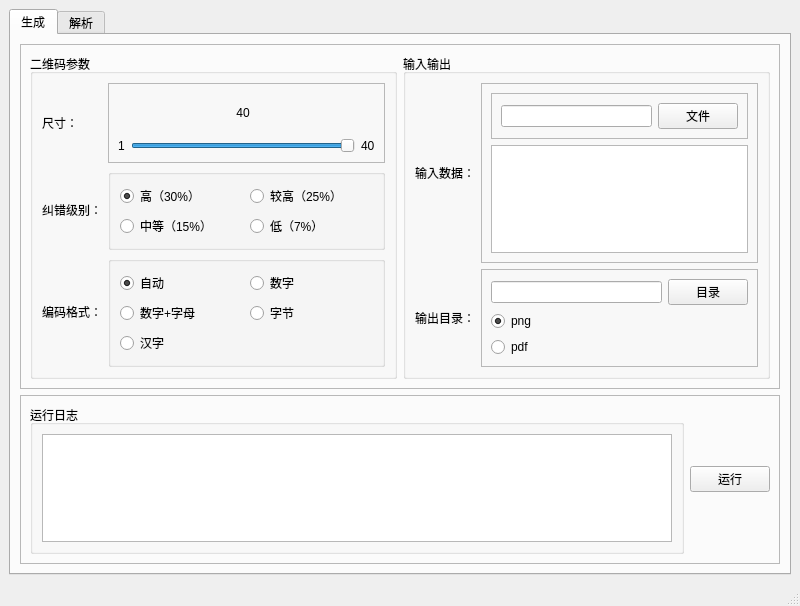
Qt form qrdata/qrdata.ui (netbuddy/qrdata) before a commit.
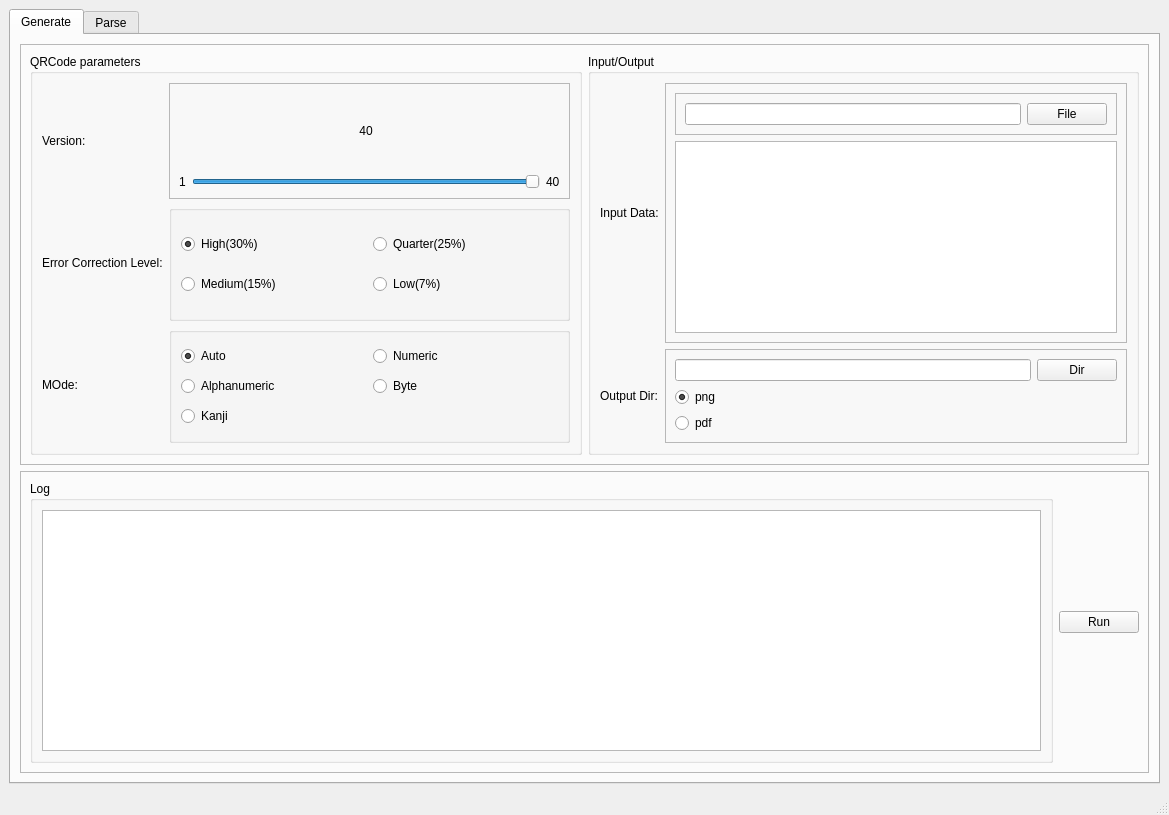
The same form after that commit.

What changed in the file:
```diff
--- a/qrdata/qrdata.ui
+++ b/qrdata/qrdata.ui
@@ -6,8 +6,8 @@
    <rect>
     <x>0</x>
     <y>0</y>
-    <width>800</width>
-    <height>606</height>
+    <width>1169</width>
+    <height>815</height>
    </rect>
   </property>
   <property name="windowTitle">
@@ -22,7 +22,7 @@
       </property>
       <widget class="QWidget" name="create">
        <attribute name="title">
-        <string>生成</string>
+        <string>Generate</string>
        </attribute>
        <layout class="QVBoxLayout" name="verticalLayout_2">
         <item>
@@ -37,7 +37,7 @@
            <item>
             <widget class="QGroupBox" name="parameter">
              <property name="title">
-              <string>二维码参数</string>
+              <string>QRCode parameters</string>
              </property>
              <layout class="QGridLayout" name="gridLayout">
               <item row="2" column="1">
@@ -49,21 +49,21 @@
                  <item row="1" column="1">
                   <widget class="QRadioButton" name="radioButton_8">
                    <property name="text">
-                    <string>字节</string>
+                    <string>Byte</string>
                    </property>
                   </widget>
                  </item>
                  <item row="0" column="1">
                   <widget class="QRadioButton" name="radioButton_6">
                    <property name="text">
-                    <string>数字</string>
+                    <string>Numeric</string>
                    </property>
                   </widget>
                  </item>
                  <item row="0" column="0">
                   <widget class="QRadioButton" name="radioButton_5">
                    <property name="text">
-                    <string>自动</string>
+                    <string>Auto</string>
                    </property>
                    <property name="checked">
                     <bool>true</bool>
@@ -73,14 +73,14 @@
                  <item row="1" column="0">
                   <widget class="QRadioButton" name="radioButton_7">
                    <property name="text">
-                    <string>数字+字母</string>
+                    <string>Alphanumeric</string>
                    </property>
                   </widget>
                  </item>
                  <item row="2" column="0">
                   <widget class="QRadioButton" name="radioButton_9">
                    <property name="text">
-                    <string>汉字</string>
+                    <string>Kanji</string>
                    </property>
                   </widget>
                  </item>
@@ -90,14 +90,14 @@
               <item row="0" column="0">
                <widget class="QLabel" name="label">
                 <property name="text">
-                 <string>尺寸：</string>
+                 <string>Version:</string>
                 </property>
                </widget>
               </item>
               <item row="2" column="0">
                <widget class="QLabel" name="label_3">
                 <property name="text">
-                 <string>编码格式：</string>
+                 <string>MOde:</string>
                 </property>
                </widget>
               </item>
@@ -110,7 +110,7 @@
                  <item row="1" column="0">
                   <widget class="QRadioButton" name="errCorrHRadioButton">
                    <property name="text">
-                    <string>高（30%）</string>
+                    <string>High(30%)</string>
                    </property>
                    <property name="checked">
                     <bool>true</bool>
@@ -120,21 +120,21 @@
                  <item row="2" column="0">
                   <widget class="QRadioButton" name="errCorrMRadioButton">
                    <property name="text">
-                    <string>中等（15%）</string>
+                    <string>Medium(15%)</string>
                    </property>
                   </widget>
                  </item>
                  <item row="1" column="1">
                   <widget class="QRadioButton" name="errCorrQRadioButton">
                    <property name="text">
-                    <string>较高（25%）</string>
+                    <string>Quarter(25%)</string>
                    </property>
                   </widget>
                  </item>
                  <item row="2" column="1">
                   <widget class="QRadioButton" name="errCorrLRadioButton">
                    <property name="text">
-                    <string>低（7%）</string>
+                    <string>Low(7%)</string>
                    </property>
                   </widget>
                  </item>
@@ -144,7 +144,7 @@
               <item row="1" column="0">
                <widget class="QLabel" name="label_2">
                 <property name="text">
-                 <string>纠错级别：</string>
+                 <string>Error Correction Level:</string>
                 </property>
                </widget>
               </item>
@@ -206,13 +206,13 @@
            <item>
             <widget class="QGroupBox" name="input_output">
              <property name="title">
-              <string>输入输出</string>
+              <string>Input/Output</string>
              </property>
              <layout class="QGridLayout" name="gridLayout_4">
               <item row="0" column="0">
                <widget class="QLabel" name="label_4">
                 <property name="text">
-                 <string>输入数据：</string>
+                 <string>Input Data:</string>
                 </property>
                </widget>
               </item>
@@ -240,7 +240,7 @@
                        <bool>true</bool>
                       </property>
                       <property name="text">
-                       <string>文件</string>
+                       <string>File</string>
                       </property>
                      </widget>
                     </item>
@@ -258,7 +258,7 @@
                   </widget>
                  </item>
                  <item row="2" column="0">
-                  <widget class="QTextEdit" name="inputTextTextEdit"/>
+                  <widget class="QPlainTextEdit" name="inputTextTextEdit"/>
                  </item>
                 </layout>
                </widget>
@@ -266,7 +266,7 @@
               <item row="1" column="0">
                <widget class="QLabel" name="label_5">
                 <property name="text">
-                 <string>输出目录：</string>
+                 <string>Output Dir:</string>
                 </property>
                </widget>
               </item>
@@ -299,7 +299,7 @@
                  <item row="0" column="1">
                   <widget class="QPushButton" name="outputDirPushButton">
                    <property name="text">
-                    <string>目录</string>
+                    <string>Dir</string>
                    </property>
                   </widget>
                  </item>
@@ -331,7 +331,7 @@
            <item>
             <widget class="QGroupBox" name="groupBox_3">
              <property name="title">
-              <string>运行日志</string>
+              <string>Log</string>
              </property>
              <layout class="QHBoxLayout" name="horizontalLayout_3">
               <item>
@@ -343,7 +343,7 @@
            <item>
             <widget class="QPushButton" name="runPushButton">
              <property name="text">
-              <string>运行</string>
+              <string>Run</string>
              </property>
             </widget>
            </item>
@@ -354,7 +354,7 @@
       </widget>
       <widget class="QWidget" name="parse">
        <attribute name="title">
-        <string>解析</string>
+        <string>Parse</string>
        </attribute>
       </widget>
      </widget>
```
Left out of the diff: 32 changed lines with no effect on the pictures.
